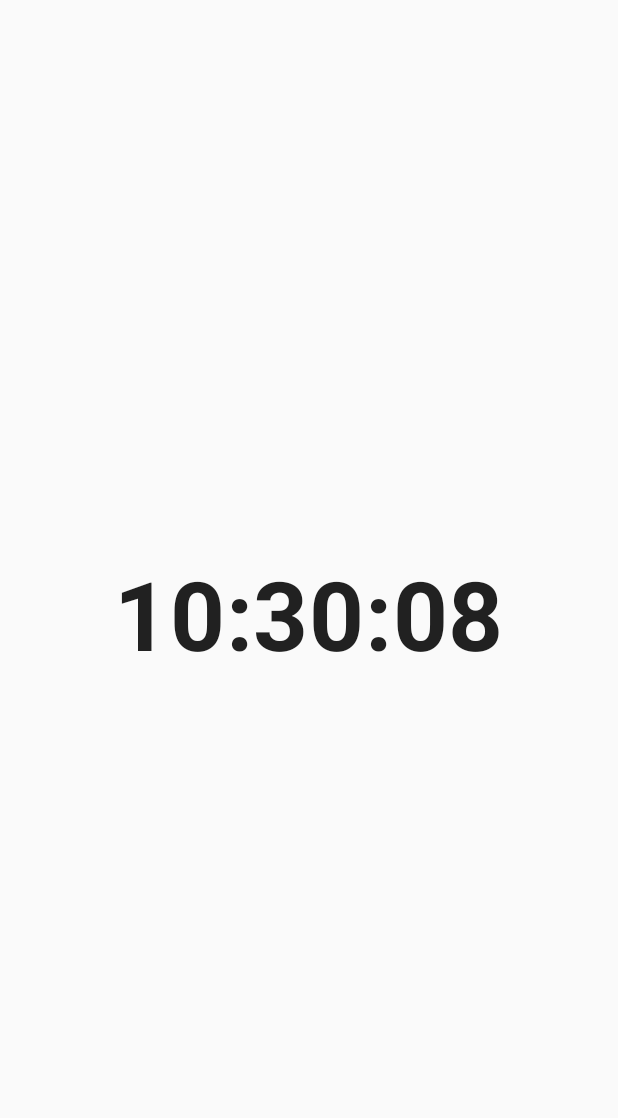
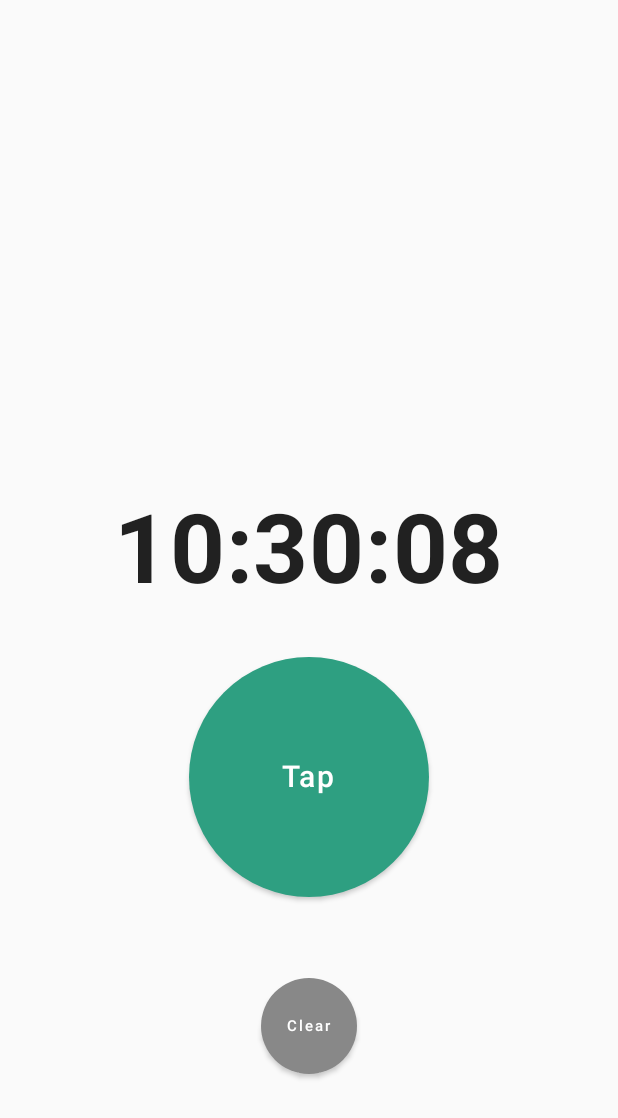
Before and after one commit to hongwei-bai/kmp-exercise-timer, an Android app built with Jetpack Compose: the screen it shows after launch (MainActivity), on a phone screen of 412 x 824 dp. Shown: the top 1118 px of the screen. Run offline under Robolectric (Android 15) with nearby library versions, the phone set to English and light mode, and no system bars; our stand-ins replace Compose Multiplatform resources.

Commit message:
add buttons and time records

```diff
--- a/composeApp/src/commonMain/kotlin/com/example/kmpdemo/HomeScreen.kt
+++ b/composeApp/src/commonMain/kotlin/com/example/kmpdemo/HomeScreen.kt
@@ -1,12 +1,19 @@
 package com.example.kmpdemo
 
-import androidx.compose.foundation.layout.Box
-import androidx.compose.foundation.layout.fillMaxSize
+import androidx.compose.foundation.layout.*
+import androidx.compose.foundation.rememberScrollState
+import androidx.compose.foundation.shape.CircleShape
+import androidx.compose.foundation.verticalScroll
+import androidx.compose.material.AlertDialog
+import androidx.compose.material.Button
+import androidx.compose.material.ButtonDefaults
 import androidx.compose.material.Text
 import androidx.compose.runtime.*
 import androidx.compose.ui.Alignment
 import androidx.compose.ui.Modifier
+import androidx.compose.ui.graphics.Color
 import androidx.compose.ui.text.font.FontWeight
+import androidx.compose.ui.unit.dp
 import androidx.compose.ui.unit.sp
 import kotlinx.coroutines.delay
 import kotlinx.datetime.Clock
@@ -16,6 +23,8 @@ import kotlinx.datetime.toLocalDateTime
 @Composable
 fun HomeScreen() {
     var currentTime by remember { mutableStateOf(getCurrentTime()) }
+    val timeRecords = remember { mutableStateListOf<String>() }
+    var showDialog by remember { mutableStateOf(false) }
 
     LaunchedEffect(Unit) {
         while (true) {
@@ -24,15 +33,87 @@ fun HomeScreen() {
         }
     }
 
-    Box(
-        modifier = Modifier.fillMaxSize(),
-        contentAlignment = Alignment.Center
+    if (showDialog) {
+        AlertDialog(
+            onDismissRequest = { showDialog = false },
+            title = { Text("Confirmation") },
+            text = { Text("Are you sure you want to clear all records?") },
+            confirmButton = {
+                Button(onClick = {
+                    showDialog = false
+                    // Handle confirm action here
+                    timeRecords.clear()
+                }) {
+                    Text("Confirm Clear")
+                }
+            },
+            dismissButton = {
+                Button(onClick = { showDialog = false }) {
+                    Text("Cancel")
+                }
+            }
+        )
+    }
+
+    Column(
+        horizontalAlignment = Alignment.CenterHorizontally,
+        verticalArrangement = Arrangement.Center,
+        modifier = Modifier.fillMaxSize()
     ) {
-        Text(
-            text = currentTime,
-            fontSize = 64.sp,
-            fontWeight = FontWeight.Bold
-        )
+        // Scrollable time records at top-left
+        Column(
+            horizontalAlignment = Alignment.Start,
+            modifier = Modifier
+                .fillMaxWidth()
+                .padding(vertical = 32.dp, horizontal = 16.dp)
+                .heightIn(min = 240.dp)
+                .weight(0.4f)
+                .verticalScroll(rememberScrollState())
+        ) {
+            timeRecords.forEach {
+                Text(text = it, fontSize = 16.sp)
+            }
+        }
+
+        Column(
+            horizontalAlignment = Alignment.CenterHorizontally,
+            modifier = Modifier.fillMaxWidth()
+                .weight(0.6f)
+        ) {
+            // Main content: Timer and button
+            Text(
+                text = currentTime,
+                fontSize = 64.sp,
+                fontWeight = FontWeight.Bold,
+                modifier = Modifier.weight(0.2f)
+            )
+
+            Button(
+                onClick = {
+                    timeRecords.add(currentTime)
+                },
+                shape = CircleShape,
+                modifier = Modifier.size(160.dp),
+                colors = ButtonDefaults.buttonColors(backgroundColor = Color(0xFF2E9F81))
+            ) {
+                Text("Tap", color = Color.White, fontSize = 20.sp)
+            }
+
+            Spacer(modifier = Modifier.weight(0.1f))
+
+            Button(
+                onClick = {
+                    showDialog = true
+                },
+                shape = CircleShape,
+                modifier = Modifier.size(64.dp),
+                colors = ButtonDefaults.buttonColors(backgroundColor = Color.Gray)
+            ) {
+                Text("Clear", color = Color.White, fontSize = 10.sp)
+            }
+
+            Spacer(modifier = Modifier.weight(0.2f))
+        }
     }
 }
 
```
